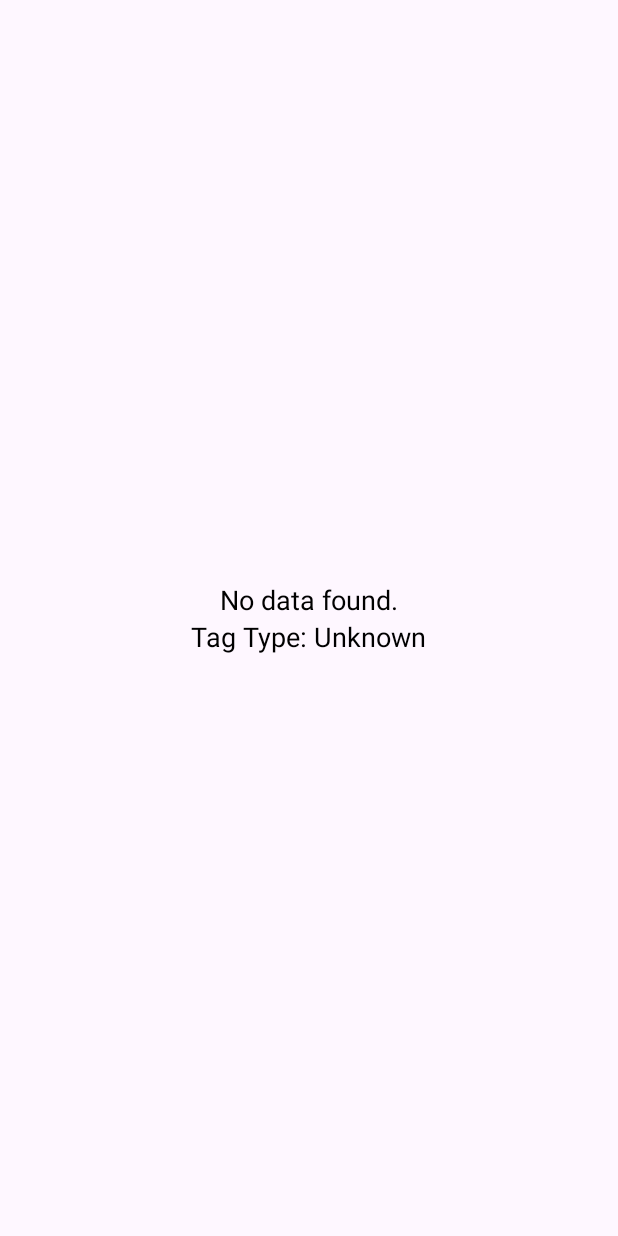
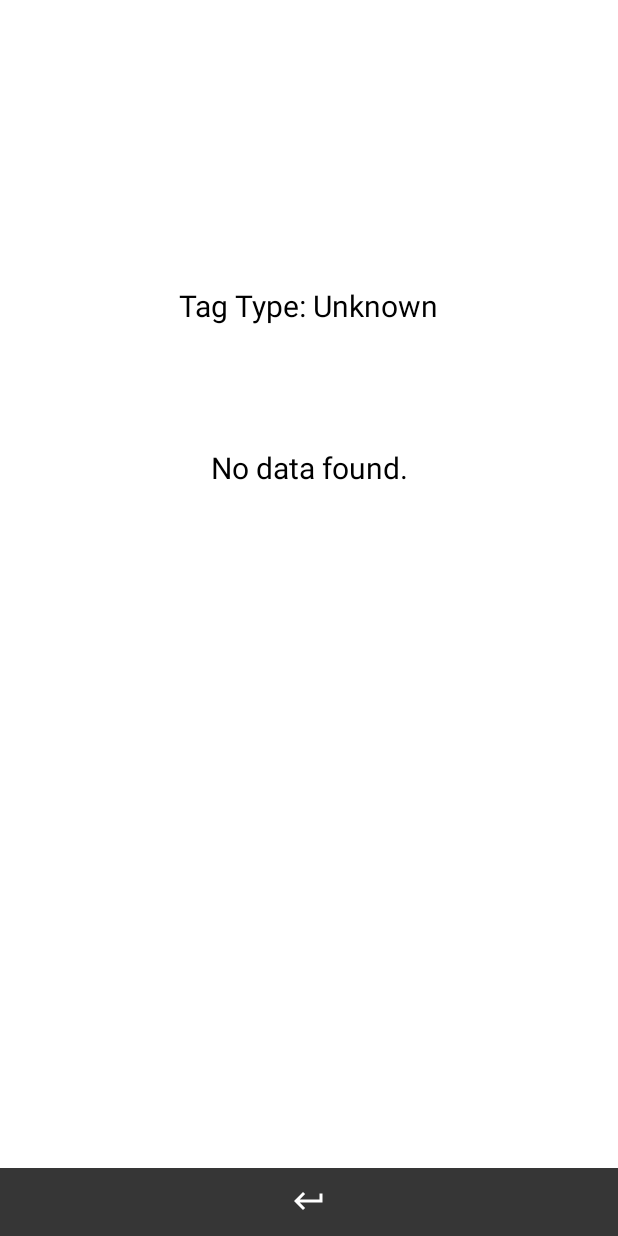
Before and after one commit to Isab3ll/BioMFA, an Android app: the ShowDataActivity screen opened directly, with no data from a screen before it, on a phone screen of 412 x 824 dp. Run offline under Robolectric (Android 15) with nearby library versions, the phone set to English and light mode, and no system bars.

```diff
--- a/BioMFA_Mobile/app/src/main/java/mobile/biomfa/ShowDataActivity.kt
+++ b/BioMFA_Mobile/app/src/main/java/mobile/biomfa/ShowDataActivity.kt
@@ -1,7 +1,10 @@
 package mobile.biomfa
 
 import android.annotation.SuppressLint
+import android.content.res.ColorStateList
+import android.graphics.Color
 import android.os.Bundle
+import android.widget.Button
 import android.widget.TextView
 import androidx.appcompat.app.AppCompatActivity
 
@@ -16,6 +19,12 @@ class ShowDataActivity : AppCompatActivity() {
     override fun onCreate(savedInstanceState: Bundle?) {
         super.onCreate(savedInstanceState)
         setContentView(R.layout.activity_show_data)
+
+        val returnButton: Button = findViewById(R.id.return_button)
+        returnButton.backgroundTintList = ColorStateList.valueOf(Color.parseColor("#363636"))
+        returnButton.setOnClickListener {
+            finish()
+        }
 
         val dataTextView: TextView = findViewById(R.id.data_textview)
         val tagTypeTextView: TextView = findViewById(R.id.tag_type_textview)
--- a/BioMFA_Mobile/app/src/main/res/layout/activity_show_data.xml
+++ b/BioMFA_Mobile/app/src/main/res/layout/activity_show_data.xml
@@ -1,22 +1,50 @@
-<LinearLayout
-    xmlns:android="http://schemas.android.com/apk/res/android"
+<?xml version="1.0" encoding="utf-8"?>
+<androidx.constraintlayout.widget.ConstraintLayout xmlns:android="http://schemas.android.com/apk/res/android"
+    xmlns:app="http://schemas.android.com/apk/res-auto"
+    xmlns:tools="http://schemas.android.com/tools"
     android:layout_width="match_parent"
     android:layout_height="match_parent"
-    android:gravity="center"
-    android:orientation="vertical">
+    android:background="@color/white">
 
     <TextView
         android:id="@+id/data_textview"
         android:layout_width="wrap_content"
         android:layout_height="wrap_content"
-        android:textSize="18sp"
-        android:textColor="#000000" />
+        android:textAlignment="center"
+        android:textColor="#000000"
+        android:textSize="20sp"
+        app:layout_constraintBottom_toTopOf="@+id/return_button"
+        app:layout_constraintEnd_toEndOf="parent"
+        app:layout_constraintStart_toStartOf="parent"
+        app:layout_constraintTop_toTopOf="parent"
+        app:layout_constraintVertical_bias="0.397" />
 
     <TextView
         android:id="@+id/tag_type_textview"
         android:layout_width="wrap_content"
         android:layout_height="wrap_content"
-        android:textSize="18sp"
-        android:textColor="#000000" />
+        android:textColor="#000000"
+        android:textSize="20sp"
+        app:layout_constraintBottom_toTopOf="@+id/data_textview"
+        app:layout_constraintEnd_toEndOf="parent"
+        app:layout_constraintStart_toStartOf="parent"
+        app:layout_constraintTop_toTopOf="parent"
+        app:layout_constraintVertical_bias="0.702" />
 
-</LinearLayout>
+    <Button
+        android:id="@+id/return_button"
+        style="@style/Widget.AppCompat.Button.Borderless"
+        android:layout_width="match_parent"
+        android:layout_height="45dp"
+        android:visibility="visible"
+        android:layout_gravity="center_horizontal"
+        android:background="@color/dark_gray"
+        android:drawableTop="@drawable/arrow_return"
+        android:fontFamily="sans-serif"
+        android:gravity="center"
+        app:layout_constraintBottom_toBottomOf="parent"
+        app:layout_constraintEnd_toEndOf="parent"
+        app:layout_constraintStart_toStartOf="parent"
+        tools:ignore="MissingConstraints,Suspicious0dp"/>
+
+</androidx.constraintlayout.widget.ConstraintLayout>
```
Also changed, not shown: BioMFA_Mobile/app/src/main/java/mobile/biomfa/ScanRfidActivity.kt (+27 -23 lines).
